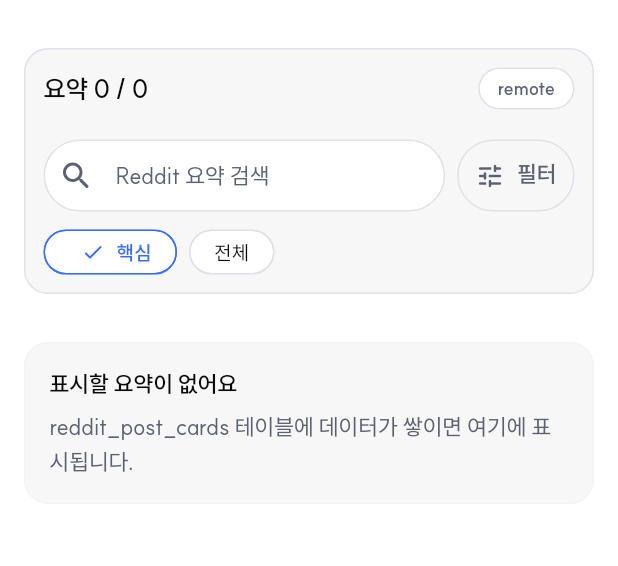
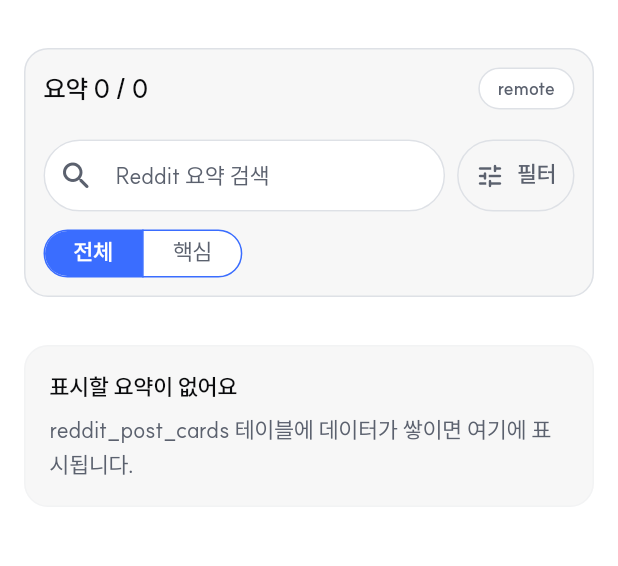
Before and after one commit to redbrick01/Moneyfi, a Flutter app: the RedditPostSummariesPage screen opened by its route, on a phone screen of 412 x 824 dp, the part 87-653 px from its top. Run offline on Flutter 3.47's test engine with Material 3 defaults, Android fonts, the phone set to English and light mode, and no system bars; our stand-ins replace drift, flutter_secure_storage, flutter_slidable, go_router, supabase_flutter; accounts and stored records are empty; generated files the repository leaves out were written again; project files that could hold a hidden picture were left out.

Commit message:
feat: refine reddit summary filters

```diff
--- a/lib/features/analysis/screens/reddit_post_summaries_page.dart
+++ b/lib/features/analysis/screens/reddit_post_summaries_page.dart
@@ -11,15 +11,15 @@ import 'package:moneyfy/design_system/spec.dart';
 import 'package:moneyfy/features/analysis/services/reddit_post_summary_service.dart';
 import 'package:moneyfy/widgets/moneyfy_ui.dart';
 
-enum _RedditPostFilter { valuable, all }
+enum _RedditPostFilter { all, valuable }
 
 enum _RedditPostSort { latest, importance }
 
 extension on _RedditPostFilter {
   String get label {
     return switch (this) {
+      _RedditPostFilter.all => '전체',
       _RedditPostFilter.valuable => '핵심',
-      _RedditPostFilter.all => '전체',
     };
   }
 }
@@ -46,7 +46,7 @@ class RedditPostSummariesPage extends StatefulWidget {
 class _RedditPostSummariesPageState extends State<RedditPostSummariesPage> {
   late Future<_RedditPostPageData> _pageFuture;
   final TextEditingController _searchController = TextEditingController();
-  _RedditPostFilter _filter = _RedditPostFilter.valuable;
+  _RedditPostFilter _filter = _RedditPostFilter.all;
   _RedditPostSort _sort = _RedditPostSort.latest;
   String? _selectedSubreddit;
   DateTime? _selectedDate;
@@ -130,7 +130,7 @@ class _RedditPostSummariesPageState extends State<RedditPostSummariesPage> {
     final dateChanged = _selectedDate != null;
     setState(() {
       _searchController.clear();
-      _filter = _RedditPostFilter.valuable;
+      _filter = _RedditPostFilter.all;
       _sort = _RedditPostSort.latest;
       _selectedSubreddit = null;
       _selectedDate = null;
@@ -504,13 +504,59 @@ class _RedditPostQuickFilterStrip extends StatelessWidget {
 
   @override
   Widget build(BuildContext context) {
-    return _FilterStrip<_RedditPostFilter>(
-      values: _RedditPostFilter.values,
-      selected: selected,
-      labelBuilder: (filter) => filter.label,
-      leadingIconBuilder: (filter) =>
-          filter == selected ? Icons.check_rounded : null,
-      onChanged: onChanged,
+    return SegmentedButton<_RedditPostFilter>(
+      segments: [
+        for (final filter in _RedditPostFilter.values)
+          ButtonSegment<_RedditPostFilter>(
+            value: filter,
+            label: Text(filter.label),
+          ),
+      ],
+      selected: {selected},
+      emptySelectionAllowed: false,
+      showSelectedIcon: false,
+      onSelectionChanged: (values) {
+        if (values.isEmpty) return;
+        onChanged(values.first);
+      },
+      style: ButtonStyle(
+        visualDensity: VisualDensity.compact,
+        tapTargetSize: MaterialTapTargetSize.shrinkWrap,
+        textStyle: WidgetStateProperty.resolveWith((states) {
+          final isSelected = states.contains(WidgetState.selected);
+          return context.typography.button.copyWith(
+            fontWeight: isSelected
+                ? AppFontWeights.semibold
+                : AppFontWeights.regular,
+          );
+        }),
+        foregroundColor: WidgetStateProperty.resolveWith((states) {
+          return states.contains(WidgetState.selected)
+              ? VisualSpec.brand.onPrimary
+              : context.colors.neutralTextMuted;
+        }),
+        backgroundColor: WidgetStateProperty.resolveWith((states) {
+          return states.contains(WidgetState.selected)
+              ? context.colors.primary
+              : context.colors.neutralSurfaceBase;
+        }),
+        side: WidgetStateProperty.resolveWith((states) {
+          final isSelected = states.contains(WidgetState.selected);
+          return BorderSide(
+            color: isSelected
+                ? context.colors.primary
+                : context.colors.neutralOutline,
+          );
+        }),
+        shape: WidgetStatePropertyAll(
+          RoundedRectangleBorder(
+            borderRadius: BorderRadius.circular(context.radius.rPill),
+          ),
+        ),
+        padding: WidgetStatePropertyAll(
+          EdgeInsets.symmetric(horizontal: context.spacing.md),
+        ),
+      ),
     );
   }
 }
@@ -550,79 +596,6 @@ class _RedditPostActiveFilterSummary extends StatelessWidget {
           child: const Text('초기화'),
         ),
       ],
-    );
-  }
-}
-
-class _FilterStrip<T> extends StatelessWidget {
-  const _FilterStrip({
-    required this.values,
-    required this.selected,
-    required this.labelBuilder,
-    this.leadingIconBuilder,
-    required this.onChanged,
-  });
-
-  final List<T> values;
-  final T selected;
-  final String Function(T value) labelBuilder;
-  final IconData? Function(T value)? leadingIconBuilder;
-  final ValueChanged<T> onChanged;
-
-  @override
-  Widget build(BuildContext context) {
-    return SingleChildScrollView(
-      scrollDirection: Axis.horizontal,
-      child: Row(
-        children: [
-          for (final value in values) ...[
-            Builder(
-              builder: (context) {
-                final icon = leadingIconBuilder?.call(value);
-                final isSelected = selected == value;
-                final pillStyle = MoneyfyPillStyle.resolve(
-                  context,
-                  size: MoneyfyPillSize.lg,
-                  tone: isSelected
-                      ? MoneyfyPillTone.primary
-                      : MoneyfyPillTone.neutral,
-                  variant: isSelected
-                      ? MoneyfyPillVariant.selected
-                      : MoneyfyPillVariant.outline,
-                );
-                return RawChip(
-                  avatar: icon == null
-                      ? null
-                      : Icon(icon, size: 16, color: pillStyle.foreground),
-                  label: Text(labelBuilder(value)),
-                  selected: isSelected,
-                  onPressed: () => onChanged(value),
-                  showCheckmark: false,
-                  visualDensity: VisualDensity.compact,
-                  materialTapTargetSize: MaterialTapTargetSize.shrinkWrap,
-                  backgroundColor: pillStyle.background,
-                  selectedColor: pillStyle.background,
-                  shape: RoundedRectangleBorder(
-                    borderRadius: BorderRadius.circular(pillStyle.radius),
-                  ),
-                  padding: pillStyle.padding,
-                  labelPadding: EdgeInsets.zero,
-                  side: BorderSide(
-                    color: pillStyle.border,
-                    width: pillStyle.borderWidth,
-                  ),
-                  labelStyle: pillStyle.textStyle.copyWith(
-                    fontWeight: isSelected
-                        ? AppFontWeights.semibold
-                        : AppFontWeights.regular,
-                  ),
-                );
-              },
-            ),
-            if (value != values.last) SizedBox(width: context.spacing.xs),
-          ],
-        ],
-      ),
     );
   }
 }
```
Also changed, not shown: 1 other file.
